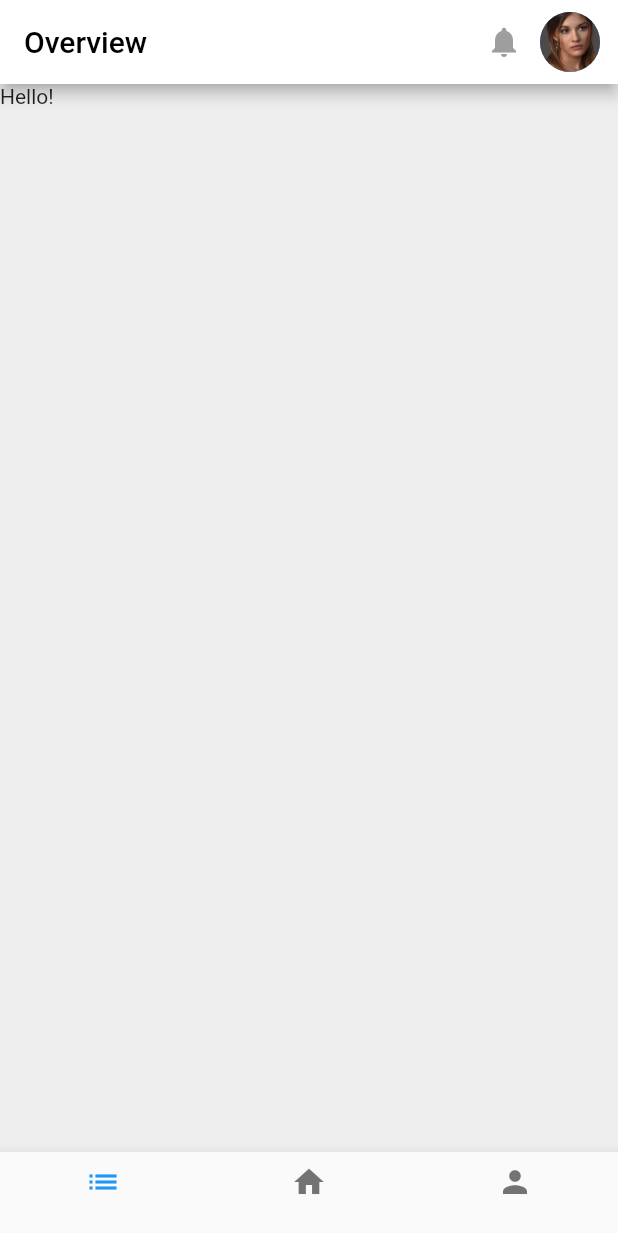
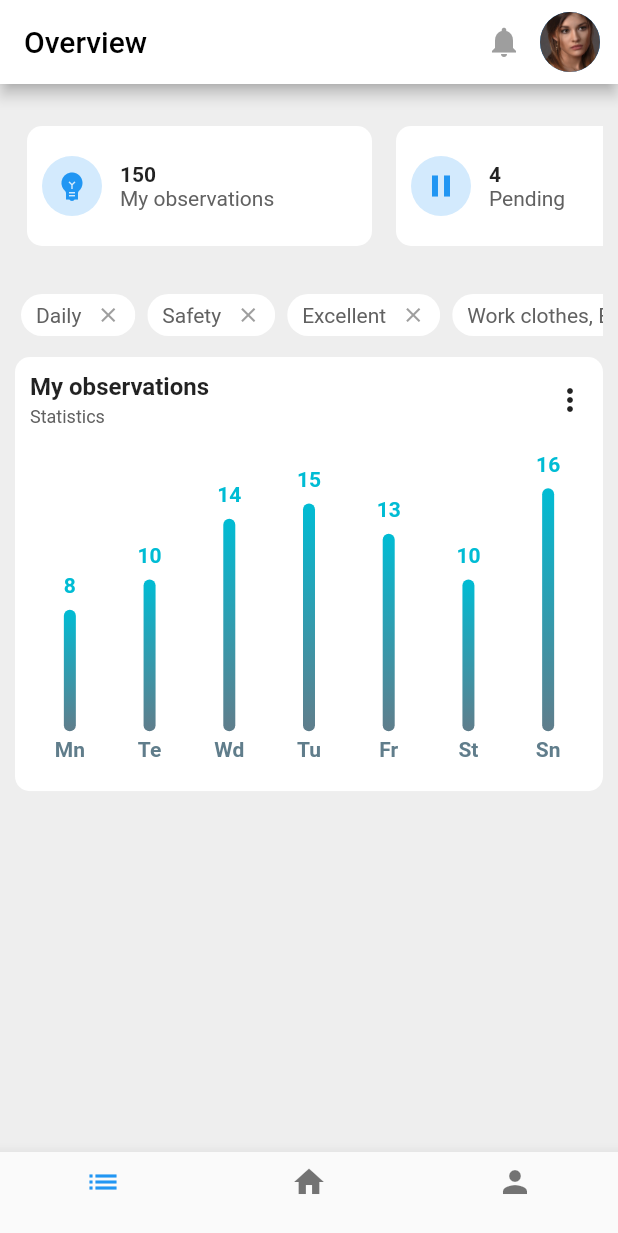
Before and after one commit to asly-97/flutter-dashboard-app, a Flutter app: the screen it shows after launch, on a phone screen of 412 x 824 dp. Shown: the top 1233 px of the screen. Run offline on Flutter 3.47's test engine with Material 2 defaults, Android fonts, the phone set to English and light mode, and no system bars; drawn by our look-alikes of fl_chart; missing offline and left inert: dart:ffi.

Commit message:
CardTile & ClosableTextCard widgets

```diff
--- a/lib/screens/overview_screen.dart
+++ b/lib/screens/overview_screen.dart
@@ -1,3 +1,6 @@
+import 'package:dashboard/widgets/charts/bar_chart_card.dart';
+import 'package:dashboard/widgets/card_tile.dart';
+import 'package:dashboard/widgets/closable_text_card.dart';
 import 'package:flutter/material.dart';
 
 class OverviewScreen extends StatelessWidget {
@@ -28,9 +31,68 @@ class OverviewScreen extends StatelessWidget {
           ),
         ],
       ),
-      body: const SafeArea(
-        child: Text('Hello!'),
-      ),
+      body: SafeArea(
+          child: Padding(
+        padding: const EdgeInsets.symmetric(
+          horizontal: 10,
+          vertical: 20,
+        ),
+        child: Column(
+          children: [
+            SingleChildScrollView(
+              scrollDirection: Axis.horizontal,
+              child: Row(
+                children: [
+                  CardTile(
+                      icon: Icons.emoji_objects_sharp,
+                      iconColor: Colors.blue,
+                      title: '150',
+                      subTitle: 'My observations'),
+                  CardTile(
+                      icon: Icons.pause,
+                      iconColor: Colors.blue,
+                      title: '4',
+                      subTitle: 'Pending'),
+                  CardTile(
+                      icon: Icons.timelapse,
+                      iconColor: Colors.orange,
+                      title: '1',
+                      subTitle: 'Progress'),
+                  CardTile(
+                      icon: Icons.check,
+                      iconColor: Colors.green,
+                      title: '2',
+                      subTitle: 'Resolved'),
+                  CardTile(
+                      icon: Icons.lock,
+                      iconColor: Colors.grey,
+                      title: '1',
+                      subTitle: 'Cosed'),
+                ],
+              ),
+            ),
+            SizedBox(
+              height: 20,
+            ),
+            SingleChildScrollView(
+              scrollDirection: Axis.horizontal,
+              child: Row(
+                children: [
+                  ClosableTextCard('Daily'),
+                  ClosableTextCard('Safety'),
+                  ClosableTextCard('Excellent'),
+                  ClosableTextCard('Work clothes, E.P.I'),
+                  ClosableTextCard('Bad condition'),
+                ],
+              ),
+            ),
+            SizedBox(
+              height: 10,
+            ),
+            BarChartCard(),
+          ],
+        ),
+      )),
       bottomNavigationBar: BottomNavigationBar(
         items: [
           BottomNavigationBarItem(icon: Icon(Icons.list), label: ''),
--- /dev/null
+++ b/lib/widgets/card_tile.dart
@@ -0,0 +1,61 @@
+import 'package:flutter/material.dart';
+
+class CardTile extends StatelessWidget {
+  const CardTile({
+    required this.icon,
+    required this.iconColor,
+    required this.title,
+    required this.subTitle,
+  });
+
+  final IconData icon;
+  final String title;
+  final String subTitle;
+  final Color iconColor;
+
+  @override
+  Widget build(BuildContext context) {
+    return Padding(
+      padding: const EdgeInsets.all(8.0),
+      child: ClipRRect(
+        borderRadius: BorderRadius.circular(10),
+        child: Container(
+          color: Colors.white,
+          padding: EdgeInsets.all(10),
+          width: 230,
+          height: 80,
+          child: Row(
+            children: [
+              CircleAvatar(
+                backgroundColor: iconColor.withOpacity(0.2),
+                child: Icon(
+                  icon,
+                  color: iconColor,
+                ),
+              ),
+              Padding(
+                padding: const EdgeInsets.only(left: 12.0),
+                child: Column(
+                  mainAxisAlignment: MainAxisAlignment.center,
+                  crossAxisAlignment: CrossAxisAlignment.start,
+                  children: [
+                    Text(
+                      title,
+                      style: TextStyle(
+                        fontWeight: FontWeight.bold,
+                      ),
+                    ),
+                    Text(
+                      subTitle,
+                      style: TextStyle(color: Colors.grey.shade700),
+                    ),
+                  ],
+                ),
+              )
+            ],
+          ),
+        ),
+      ),
+    );
+  }
+}
--- /dev/null
+++ b/lib/widgets/charts/bar_chart.dart
@@ -0,0 +1,207 @@
+import 'package:fl_chart/fl_chart.dart';
+import 'package:flutter/material.dart';
+
+class _BarChart extends StatelessWidget {
+  const _BarChart();
+
+  @override
+  Widget build(BuildContext context) {
+    return BarChart(
+      BarChartData(
+        barTouchData: barTouchData,
+        titlesData: titlesData,
+        borderData: borderData,
+        barGroups: barGroups,
+        gridData: FlGridData(show: false),
+        alignment: BarChartAlignment.spaceAround,
+        maxY: 20,
+      ),
+    );
+  }
+
+  BarTouchData get barTouchData => BarTouchData(
+        enabled: false,
+        touchTooltipData: BarTouchTooltipData(
+          tooltipBgColor: Colors.transparent,
+          tooltipPadding: EdgeInsets.zero,
+          tooltipMargin: 8,
+          getTooltipItem: (
+            BarChartGroupData group,
+            int groupIndex,
+            BarChartRodData rod,
+            int rodIndex,
+          ) {
+            return BarTooltipItem(
+              rod.toY.round().toString(),
+              const TextStyle(
+                color: Colors.cyan,
+                fontWeight: FontWeight.bold,
+              ),
+            );
+          },
+        ),
+      );
+
+  Widget getTitles(double value, TitleMeta meta) {
+    final style = TextStyle(
+      color: Colors.blueGrey,
+      fontWeight: FontWeight.bold,
+      fontSize: 14,
+    );
+    String text;
+    switch (value.toInt()) {
+      case 0:
+        text = 'Mn';
+        break;
+      case 1:
+        text = 'Te';
+        break;
+      case 2:
+        text = 'Wd';
+        break;
+      case 3:
+        text = 'Tu';
+        break;
+      case 4:
+        text = 'Fr';
+        break;
+      case 5:
+        text = 'St';
+        break;
+      case 6:
+        text = 'Sn';
+        break;
+      default:
+        text = '';
+        break;
+    }
+    return SideTitleWidget(
+      axisSide: meta.axisSide,
+      space: 4,
+      child: Text(text, style: style),
+    );
+  }
+
+  FlTitlesData get titlesData => FlTitlesData(
+        show: true,
+        bottomTitles: AxisTitles(
+          sideTitles: SideTitles(
+            showTitles: true,
+            reservedSize: 30,
+            getTitlesWidget: getTitles,
+          ),
+        ),
+        leftTitles: AxisTitles(
+          sideTitles: SideTitles(showTitles: false),
+        ),
+        topTitles: AxisTitles(
+          sideTitles: SideTitles(showTitles: false),
+        ),
+        rightTitles: AxisTitles(
+          sideTitles: SideTitles(showTitles: false),
+        ),
+      );
+
+  FlBorderData get borderData => FlBorderData(
+        show: false,
+      );
+
+  LinearGradient get _barsGradient => LinearGradient(
+        colors: [
+          Colors.blueGrey,
+          Colors.cyan,
+        ],
+        begin: Alignment.bottomCenter,
+        end: Alignment.topCenter,
+      );
+
+  List<BarChartGroupData> get barGroups => [
+        BarChartGroupData(
+          x: 0,
+          barRods: [
+            BarChartRodData(
+              toY: 8,
+              gradient: _barsGradient,
+            )
+          ],
+          showingTooltipIndicators: [0],
+        ),
+        BarChartGroupData(
+          x: 1,
+          barRods: [
+            BarChartRodData(
+              toY: 10,
+              gradient: _barsGradient,
+            )
+          ],
+          showingTooltipIndicators: [0],
+        ),
+        BarChartGroupData(
+          x: 2,
+          barRods: [
+            BarChartRodData(
+              toY: 14,
+              gradient: _barsGradient,
+            )
+          ],
+          showingTooltipIndicators: [0],
+        ),
+        BarChartGroupData(
+          x: 3,
+          barRods: [
+            BarChartRodData(
+              toY: 15,
+              gradient: _barsGradient,
+            )
+          ],
+          showingTooltipIndicators: [0],
+        ),
+        BarChartGroupData(
+          x: 4,
+          barRods: [
+            BarChartRodData(
+              toY: 13,
+              gradient: _barsGradient,
+            )
+          ],
+          showingTooltipIndicators: [0],
+        ),
+        BarChartGroupData(
+          x: 5,
+          barRods: [
+            BarChartRodData(
+              toY: 10,
+              gradient: _barsGradient,
+            )
+          ],
+          showingTooltipIndicators: [0],
+        ),
+        BarChartGroupData(
+          x: 6,
+          barRods: [
+            BarChartRodData(
+              toY: 16,
+              gradient: _barsGradient,
+            )
+          ],
+          showingTooltipIndicators: [0],
+        ),
+      ];
+}
+
+class BarChartSample3 extends StatefulWidget {
+  const BarChartSample3({super.key});
+
+  @override
+  State<StatefulWidget> createState() => BarChartSample3State();
+}
+
+class BarChartSample3State extends State<BarChartSample3> {
+  @override
+  Widget build(BuildContext context) {
+    return const AspectRatio(
+      aspectRatio: 1.6,
+      child: _BarChart(),
+    );
+  }
+}
--- /dev/null
+++ b/lib/widgets/charts/bar_chart_card.dart
@@ -0,0 +1,30 @@
+import 'package:dashboard/widgets/charts/chart_card_header.dart';
+import 'package:flutter/material.dart';
+import 'package:fl_chart/fl_chart.dart';
+
+import 'bar_chart.dart';
+
+class BarChartCard extends StatelessWidget {
+  const BarChartCard({Key? key}) : super(key: key);
+
+  @override
+  Widget build(BuildContext context) {
+    return ClipRRect(
+      borderRadius: BorderRadius.circular(10),
+      child: Container(
+        color: Colors.white,
+        padding: EdgeInsets.all(10),
+        child: Column(
+          children: [
+            ChartCardHeader(
+              title: 'My observations',
+              subTitle: 'Statistics',
+              onFilter: () {},
+            ),
+            BarChartSample3(),
+          ],
+        ),
+      ),
+    );
+  }
+}
--- /dev/null
+++ b/lib/widgets/charts/chart_card_header.dart
@@ -0,0 +1,46 @@
+import 'package:flutter/material.dart';
+
+class ChartCardHeader extends StatelessWidget {
+  const ChartCardHeader({
+    required this.title,
+    required this.subTitle,
+    required this.onFilter,
+  });
+
+  final String title;
+  final String subTitle;
+  final Function() onFilter;
+
+  @override
+  Widget build(BuildContext context) {
+    return Row(
+      mainAxisAlignment: MainAxisAlignment.spaceBetween,
+      children: [
+        Column(
+          crossAxisAlignment: CrossAxisAlignment.start,
+          children: [
+            Text(
+              title,
+              style: TextStyle(
+                fontWeight: FontWeight.bold,
+                fontSize: 16,
+              ),
+            ),
+            SizedBox(height: 4),
+            Text(
+              subTitle,
+              style: TextStyle(
+                color: Colors.grey.shade700,
+                fontSize: 12,
+              ),
+            ),
+          ],
+        ),
+        GestureDetector(
+          onTap: onFilter,
+          child: Icon(Icons.more_vert),
+        ),
+      ],
+    );
+  }
+}
--- /dev/null
+++ b/lib/widgets/closable_text_card.dart
@@ -0,0 +1,38 @@
+import 'package:flutter/material.dart';
+
+class ClosableTextCard extends StatelessWidget {
+  ClosableTextCard(this.title);
+
+  final String title;
+
+  @override
+  Widget build(BuildContext context) {
+    return Padding(
+      padding: const EdgeInsets.all(4.0),
+      child: ClipRRect(
+        borderRadius: BorderRadius.circular(20),
+        child: Container(
+          color: Colors.white,
+          padding: EdgeInsets.symmetric(
+            horizontal: 10,
+            vertical: 6,
+          ),
+          child: Row(
+            children: [
+              Text(
+                title,
+                style: TextStyle(color: Colors.grey.shade700),
+              ),
+              SizedBox(width: 10),
+              Icon(
+                Icons.close,
+                color: Colors.grey,
+                size: 16,
+              )
+            ],
+          ),
+        ),
+      ),
+    );
+  }
+}
--- a/pubspec.yaml
+++ b/pubspec.yaml
@@ -46,6 +46,7 @@ dev_dependencies:
   # package. See that file for information about deactivating specific lint
   # rules and activating additional ones.
   flutter_lints: ^2.0.0
+  fl_chart: ^0.61.0
 
 # For information on the generic Dart part of this file, see the
 # following page: https://dart.dev/tools/pub/pubspec
```
Also changed, not shown: lib/util/app_colors.dart (added), pubspec.lock.
